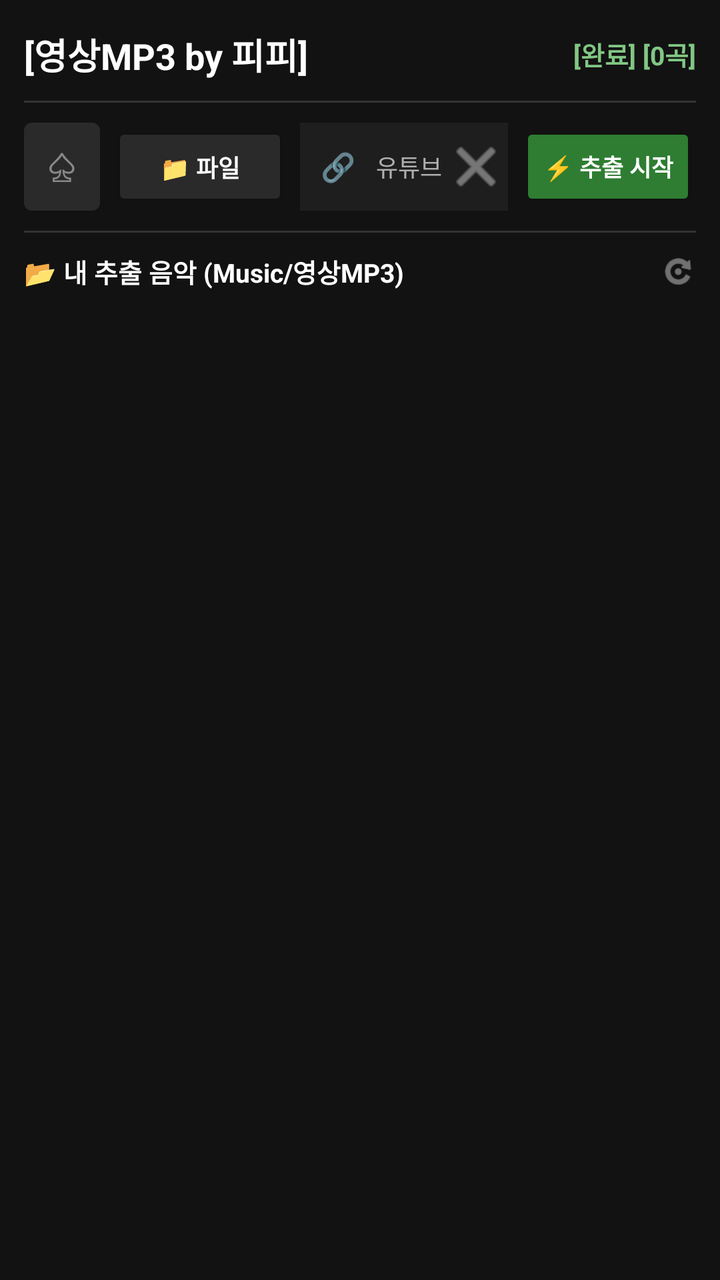
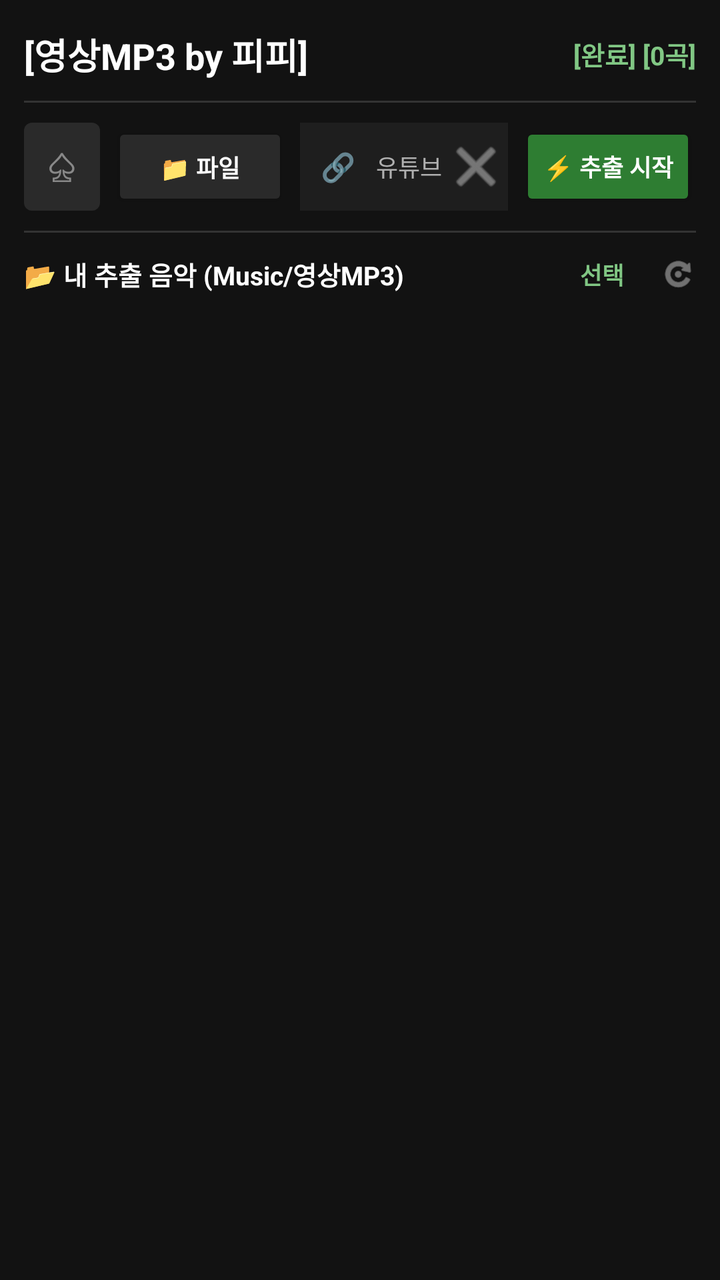

The first picture is an Android layout as it rendered before a commit; the second is the same layout after the commit. The layout source and the unified diff follow.
<!-- AndroidManifest.xml: application theme Theme.AppCompat.NoActionBar -->
<!-- res/layout/activity_main.xml -->
<?xml version="1.0" encoding="utf-8"?>
<LinearLayout xmlns:android="http://schemas.android.com/apk/res/android"
    android:layout_width="match_parent"
    android:layout_height="match_parent"
    android:background="@color/background"
    android:orientation="vertical"
    android:paddingStart="12dp"
    android:paddingTop="14dp"
    android:paddingEnd="12dp"
    android:paddingBottom="8dp">

    
    <LinearLayout
        android:layout_width="match_parent"
        android:layout_height="wrap_content"
        android:gravity="center_vertical"
        android:orientation="horizontal">

        <TextView
            android:id="@+id/tvHeaderTitle"
            android:layout_width="0dp"
            android:layout_height="wrap_content"
            android:layout_weight="1"
            android:text="[영상MP3 by 피피]"
            android:textColor="@color/on_surface"
            android:textSize="18sp"
            android:textStyle="bold" />

        <TextView
            android:id="@+id/tvHeaderStatus"
            android:layout_width="wrap_content"
            android:layout_height="wrap_content"
            android:text="[완료] [0곡]"
            android:textColor="@color/secondary"
            android:textSize="13sp"
            android:textStyle="bold" />
    </LinearLayout>

    
    <View
        android:layout_width="match_parent"
        android:layout_height="1dp"
        android:layout_marginTop="10dp"
        android:layout_marginBottom="10dp"
        android:background="#333333" />

    
    <LinearLayout
        android:layout_width="match_parent"
        android:layout_height="44dp"
        android:gravity="center_vertical"
        android:orientation="horizontal">

        
        <TextView
            android:id="@+id/btnRecord"
            android:layout_width="38dp"
            android:layout_height="match_parent"
            android:layout_marginEnd="6dp"
            android:background="@drawable/bg_spade_btn"
            android:clickable="true"
            android:focusable="true"
            android:gravity="center"
            android:text="♤"
            android:textColor="#888888"
            android:textSize="20sp" />

        
        <Button
            android:id="@+id/btnFile"
            android:layout_width="wrap_content"
            android:layout_height="match_parent"
            android:backgroundTint="@color/surface_variant"
            android:paddingStart="10dp"
            android:paddingEnd="10dp"
            android:text="📁 파일"
            android:textColor="@color/on_surface"
            android:textSize="12sp"
            android:textStyle="bold" />

        
        <LinearLayout
            android:id="@+id/layoutYoutubeInputBox"
            android:layout_width="0dp"
            android:layout_height="match_parent"
            android:layout_marginStart="6dp"
            android:layout_marginEnd="6dp"
            android:layout_weight="1"
            android:background="@color/surface"
            android:gravity="center_vertical"
            android:orientation="horizontal"
            android:paddingStart="4dp"
            android:paddingEnd="4dp">

            
            <TextView
                android:id="@+id/btnLinkPaste"
                android:layout_width="30dp"
                android:layout_height="match_parent"
                android:background="?android:attr/selectableItemBackground"
                android:gravity="center"
                android:text="🔗"
                android:textSize="14sp" />

            <EditText
                android:id="@+id/etYoutubeUrl"
                android:layout_width="0dp"
                android:layout_height="wrap_content"
                android:layout_weight="1"
                android:background="@null"
                android:hint="유튜브 링크 입력 (youtu.be/...)"
                android:maxLines="1"
                android:paddingStart="4dp"
                android:paddingEnd="4dp"
                android:singleLine="true"
                android:textColor="@color/on_surface"
                android:textColorHint="@color/on_surface_secondary"
                android:textSize="12sp" />

            <ImageButton
                android:id="@+id/btnClearUrl"
                android:layout_width="24dp"
                android:layout_height="24dp"
                android:background="?android:attr/selectableItemBackgroundBorderless"
                android:src="@android:drawable/ic_menu_close_clear_cancel"
                android:tint="@color/on_surface_secondary" />
        </LinearLayout>

        
        <Button
            android:id="@+id/btnStartExtract"
            android:layout_width="wrap_content"
            android:layout_height="match_parent"
            android:backgroundTint="@color/primary"
            android:paddingStart="10dp"
            android:paddingEnd="10dp"
            android:text="⚡ 추출 시작"
            android:textColor="@color/on_surface"
            android:textSize="12sp"
            android:textStyle="bold" />
    </LinearLayout>

    
    <View
        android:layout_width="match_parent"
        android:layout_height="1dp"
        android:layout_marginTop="10dp"
        android:layout_marginBottom="10dp"
        android:background="#333333" />

    
    <LinearLayout
        android:layout_width="match_parent"
        android:layout_height="wrap_content"
        android:gravity="center_vertical"
        android:orientation="horizontal">

        <TextView
            android:layout_width="0dp"
            android:layout_height="wrap_content"
            android:layout_weight="1"
            android:text="📂 내 추출 음악 (Music/영상MP3)"
            android:textColor="@color/on_surface"
            android:textSize="13sp"
            android:textStyle="bold" />

        
        <ImageButton
            android:id="@+id/btnRefresh"
            android:layout_width="18dp"
            android:layout_height="18dp"
            android:background="?android:attr/selectableItemBackgroundBorderless"
            android:scaleType="fitCenter"
            android:src="@android:drawable/ic_menu_rotate"
            android:tint="@color/on_surface_secondary" />
    </LinearLayout>

    
    <FrameLayout
        android:layout_width="match_parent"
        android:layout_height="0dp"
        android:layout_marginTop="8dp"
        android:layout_weight="1">

        <androidx.recyclerview.widget.RecyclerView
            android:id="@+id/rvMp3List"
            android:layout_width="match_parent"
            android:layout_height="match_parent"
            android:clipToPadding="false"
            android:paddingBottom="16dp" />

        <TextView
            android:id="@+id/tvEmptyMessage"
            android:layout_width="wrap_content"
            android:layout_height="wrap_content"
            android:layout_gravity="center"
            android:gravity="center"
            android:lineSpacingExtra="4dp"
            android:text="Music/영상MP3 폴더에 추출된 곡이 없습니다.\n상단에서 유튜브 링크나 영상 파일을 추출해 보세요! 🎵"
            android:textColor="@color/on_surface_secondary"
            android:textSize="13sp"
            android:visibility="gone" />
    </FrameLayout>

</LinearLayout>
<!-- resources referenced by this layout -->
<resources>
  <color name="background">#121212</color>
  <color name="on_surface">#FFFFFF</color>
  <color name="on_surface_secondary">#B0B0B0</color>
  <color name="primary">#2E7D32</color>
  <color name="secondary">#81C784</color>
  <color name="surface">#1E1E1E</color>
  <color name="surface_variant">#2A2A2A</color>
  <!-- drawable bg_spade_btn (drawable) -->
  <?xml version="1.0" encoding="utf-8"?>
  <shape xmlns:android="http://schemas.android.com/apk/res/android"
      android:shape="rectangle">
      <solid android:color="@color/surface_variant" />
      <corners android:radius="4dp" />
  </shape>
</resources>

<!-- the commit's change to res/layout/activity_main.xml (unified diff, before → after) -->
@@ -150,6 +150,7 @@
 
     
     <LinearLayout
+        android:id="@+id/layoutNormalHeader"
         android:layout_width="match_parent"
         android:layout_height="wrap_content"
         android:gravity="center_vertical"
@@ -162,6 +163,22 @@
             android:text="📂 내 추출 음악 (Music/영상MP3)"
             android:textColor="@color/on_surface"
             android:textSize="13sp"
+            android:textStyle="bold" />
+
+        
+        <TextView
+            android:id="@+id/btnEnterSelectMode"
+            android:layout_width="wrap_content"
+            android:layout_height="wrap_content"
+            android:layout_marginEnd="12dp"
+            android:background="?android:attr/selectableItemBackground"
+            android:paddingStart="6dp"
+            android:paddingTop="2dp"
+            android:paddingEnd="6dp"
+            android:paddingBottom="2dp"
+            android:text="선택"
+            android:textColor="@color/secondary"
+            android:textSize="12sp"
             android:textStyle="bold" />
 
         
@@ -176,6 +193,65 @@
     </LinearLayout>
 
     
+    <LinearLayout
+        android:id="@+id/layoutSelectionHeader"
+        android:layout_width="match_parent"
+        android:layout_height="32dp"
+        android:gravity="center_vertical"
+        android:orientation="horizontal"
+        android:visibility="gone">
+
+        <CheckBox
+            android:id="@+id/cbSelectAll"
+            android:layout_width="wrap_content"
+            android:layout_height="wrap_content"
+            android:buttonTint="@color/secondary"
+            android:text="전체선택"
+            android:textColor="@color/on_surface"
+            android:textSize="12sp" />
+
+        <TextView
+            android:id="@+id/tvSelectedCount"
+            android:layout_width="0dp"
+            android:layout_height="wrap_content"
+            android:layout_weight="1"
+            android:gravity="center"
+            android:text="0개 선택됨"
+            android:textColor="@color/secondary"
+            android:textSize="12sp"
+            android:textStyle="bold" />
+
+        <Button
+            android:id="@+id/btnDeleteSelected"
+            android:layout_width="wrap_content"
+            android:layout_height="28dp"
+            android:backgroundTint="@color/delete_red"
+            android:insetTop="0dp"
+            android:insetBottom="0dp"
+            android:minWidth="0dp"
+            android:minHeight="0dp"
+            android:paddingStart="10dp"
+            android:paddingEnd="10dp"
+            android:text="삭제"
+            android:textColor="#FFFFFF"
+            android:textSize="11sp"
+            android:textStyle="bold" />
+
+        <TextView
+            android:id="@+id/btnCancelSelection"
+            android:layout_width="wrap_content"
+            android:layout_height="match_parent"
+            android:layout_marginStart="8dp"
+            android:background="?android:attr/selectableItemBackground"
+            android:gravity="center"
+            android:paddingStart="6dp"
+            android:paddingEnd="6dp"
+            android:text="취소"
+            android:textColor="@color/on_surface_secondary"
+            android:textSize="12sp" />
+    </LinearLayout>
+
+    
     <FrameLayout
         android:layout_width="match_parent"
         android:layout_height="0dp"
<!-- resource entries referenced after the edit -->
@@ -1,6 +1,7 @@
 <!-- resources referenced by this layout -->
 <resources>
   <color name="background">#121212</color>
+  <color name="delete_red">#E53935</color>
   <color name="on_surface">#FFFFFF</color>
   <color name="on_surface_secondary">#B0B0B0</color>
   <color name="primary">#2E7D32</color>
